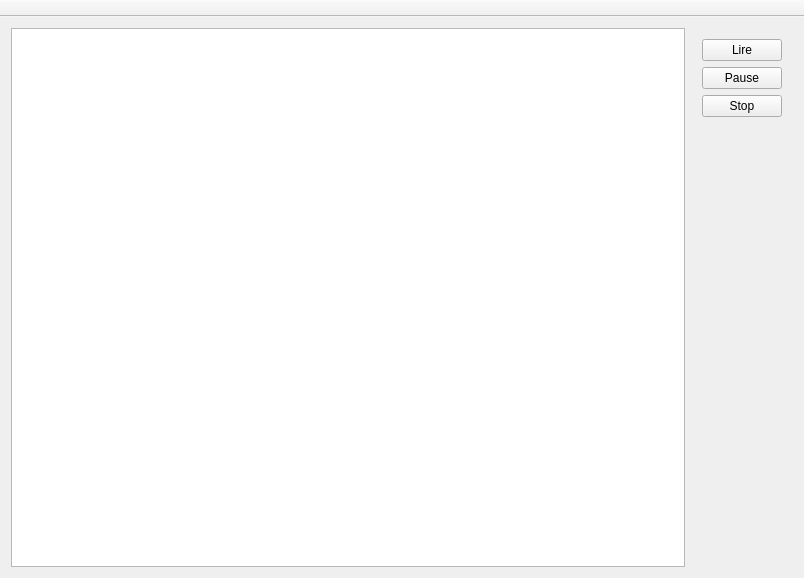
Before: the Qt Designer form mainwindow.ui in Txikilinux/abuledu-minitexte, drawn with Qt 5.
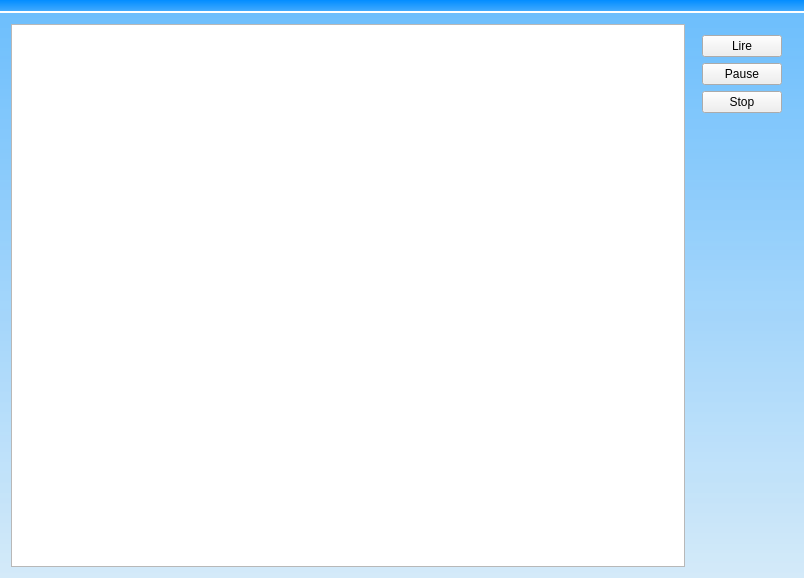
After: the same form once the commit is applied.

The edit to the form file:
```diff
--- a/mainwindow.ui
+++ b/mainwindow.ui
@@ -13,7 +13,20 @@
   <property name="windowTitle">
    <string>Mini traitement de texte pour AbulÉdu</string>
   </property>
+  <property name="styleSheet">
+   <string notr="true">QToolBar {
+  background-color: qlineargradient(spread:pad, x1:0, y1:0, x2:0, y2:1, stop:0 rgba(2, 141, 255, 255), stop:1 rgba(56, 167, 255, 227));
+}
+QToolBar {
+  border-bottom: 2px solid white;
+}</string>
+  </property>
   <widget class="QWidget" name="centralWidget">
+   <property name="styleSheet">
+    <string notr="true">QWidget #centralWidget {
+  background-color: qlineargradient(spread:pad, x1:0, y1:0, x2:0, y2:1, stop:0 rgba(84, 181, 255, 213), stop:1 rgba(195, 231, 255, 157));
+}</string>
+   </property>
    <layout class="QGridLayout" name="gridLayout">
     <item row="0" column="3">
      <widget class="QTextEdit" name="teZoneTexte">
```
